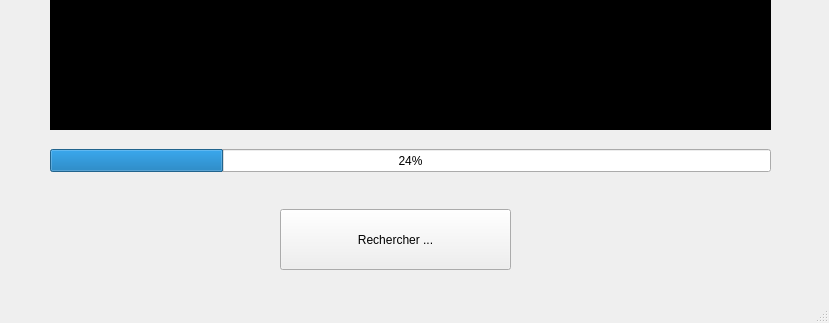
kekunn/Projet-ZZ2, file code/Interface/interface_script/mainwindow.ui: the form before one commit; both pictures show x 0 to 829 and y 371 to 694 of the 829 by 694 pixel window.
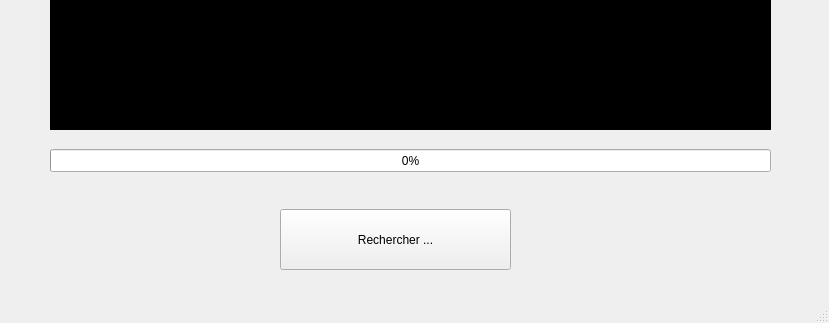
The form after the commit.

Patch:
```diff
--- a/code/Interface/interface_script/mainwindow.ui
+++ b/code/Interface/interface_script/mainwindow.ui
@@ -281,7 +281,7 @@
      </rect>
     </property>
     <property name="value">
-     <number>24</number>
+     <number>0</number>
     </property>
    </widget>
    <widget class="QRadioButton" name="radioButton_3">
```
